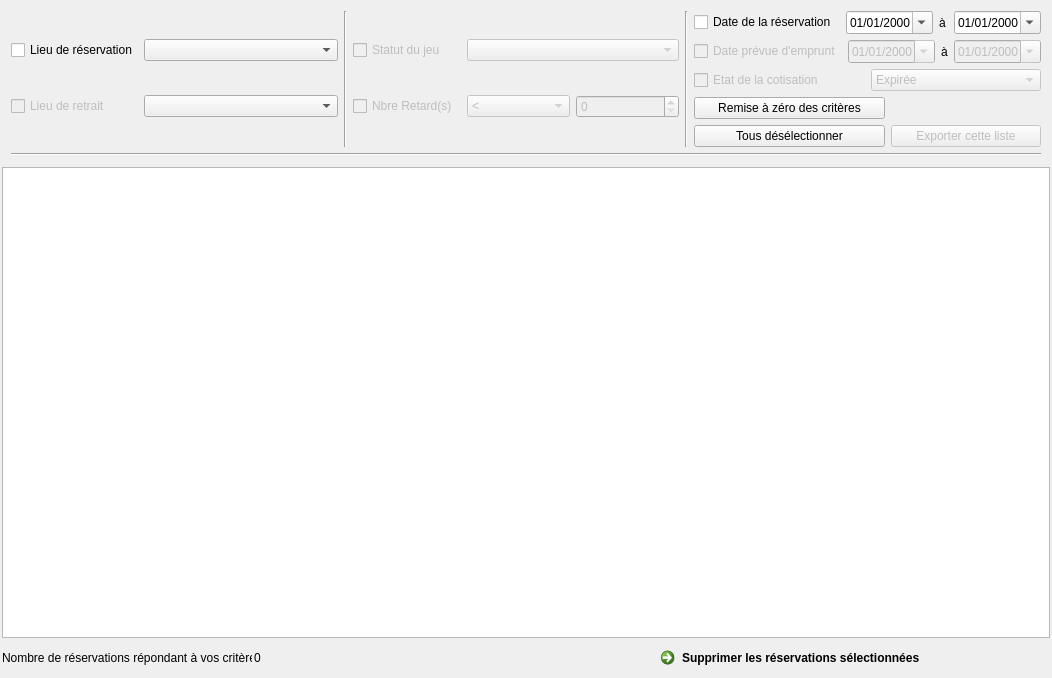
Qt form f_listereservations.ui (nivhg/ludopen) before a commit.
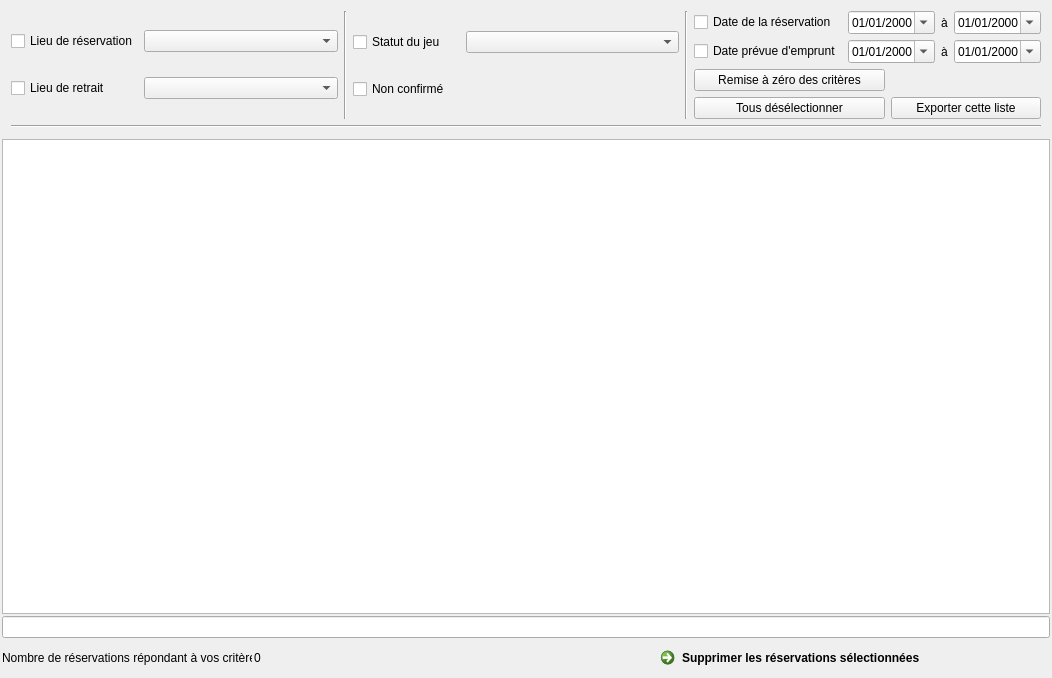
The same form after that commit. Icons and pictures are not drawn.

```diff
--- a/f_listereservations.ui
+++ b/f_listereservations.ui
@@ -55,7 +55,7 @@
         <item row="1" column="0">
          <widget class="QCheckBox" name="ChBx_LieuxDeRetrait">
           <property name="enabled">
-           <bool>false</bool>
+           <bool>true</bool>
           </property>
           <property name="text">
            <string>Lieu de retrait</string>
@@ -79,66 +79,24 @@
         <item row="0" column="0">
          <widget class="QCheckBox" name="ChBx_StatutJeu">
           <property name="enabled">
-           <bool>false</bool>
+           <bool>true</bool>
           </property>
           <property name="text">
            <string>Statut du jeu</string>
           </property>
          </widget>
         </item>
-        <item row="1" column="2">
-         <widget class="QSpinBox" name="SBx_NbreRetard">
-          <property name="enabled">
-           <bool>false</bool>
-          </property>
-         </widget>
-        </item>
-        <item row="1" column="1">
-         <widget class="QComboBox" name="CBx_Retards">
-          <property name="enabled">
-           <bool>false</bool>
-          </property>
-          <item>
-           <property name="text">
-            <string>&lt;</string>
-           </property>
-          </item>
-          <item>
-           <property name="text">
-            <string>&gt;</string>
-           </property>
-          </item>
-          <item>
-           <property name="text">
-            <string>=</string>
-           </property>
-          </item>
-          <item>
-           <property name="text">
-            <string>&lt;=</string>
-           </property>
-          </item>
-          <item>
-           <property name="text">
-            <string>&gt;=</string>
-           </property>
-          </item>
-         </widget>
-        </item>
-        <item row="1" column="0">
-         <widget class="QCheckBox" name="ChBx_NbreRetard">
-          <property name="enabled">
-           <bool>false</bool>
-          </property>
-          <property name="text">
-           <string>Nbre Retard(s) </string>
-          </property>
-         </widget>
-        </item>
         <item row="0" column="1" colspan="2">
          <widget class="QComboBox" name="CBx_StatutJeu">
           <property name="enabled">
-           <bool>false</bool>
+           <bool>true</bool>
+          </property>
+         </widget>
+        </item>
+        <item row="1" column="0" colspan="3">
+         <widget class="QCheckBox" name="ChBx_NonConfirme">
+          <property name="text">
+           <string>Non confirmé</string>
           </property>
          </widget>
         </item>
@@ -147,32 +105,32 @@
       <item row="0" column="4">
        <layout class="QGridLayout" name="GLay">
         <item row="0" column="0" colspan="2">
-         <layout class="QHBoxLayout" name="HLay4">
-          <item>
+         <layout class="QGridLayout" name="gridLayout_2">
+          <item row="0" column="0">
            <widget class="QCheckBox" name="ChBx_DateReservation">
             <property name="text">
              <string>Date de la réservation </string>
             </property>
            </widget>
           </item>
-          <item>
-           <widget class="QDateEdit" name="DtE_DateResa_Debut">
-            <property name="displayFormat">
-             <string>dd/MM/yyyy</string>
-            </property>
-            <property name="calendarPopup">
-             <bool>true</bool>
-            </property>
-           </widget>
-          </item>
-          <item>
+          <item row="0" column="2">
            <widget class="QLabel" name="Lb_DateInscription">
             <property name="text">
              <string>à</string>
             </property>
            </widget>
           </item>
-          <item>
+          <item row="0" column="1">
+           <widget class="QDateEdit" name="DtE_DateResa_Debut">
+            <property name="displayFormat">
+             <string>dd/MM/yyyy</string>
+            </property>
+            <property name="calendarPopup">
+             <bool>true</bool>
+            </property>
+           </widget>
+          </item>
+          <item row="0" column="3">
            <widget class="QDateEdit" name="DtE_DateResa_Fin">
             <property name="displayFormat">
              <string>dd/MM/yyyy</string>
@@ -182,24 +140,20 @@
             </property>
            </widget>
           </item>
-         </layout>
-        </item>
-        <item row="1" column="0" colspan="2">
-         <layout class="QHBoxLayout" name="HLay2">
-          <item>
+          <item row="1" column="0">
            <widget class="QCheckBox" name="ChBx_DateEmpruntPrevue">
             <property name="enabled">
-             <bool>false</bool>
+             <bool>true</bool>
             </property>
             <property name="text">
              <string>Date prévue d'emprunt</string>
             </property>
            </widget>
           </item>
-          <item>
+          <item row="1" column="1">
            <widget class="QDateEdit" name="DtE_DateEmpruntPrevue_Debut">
             <property name="enabled">
-             <bool>false</bool>
+             <bool>true</bool>
             </property>
             <property name="displayFormat">
              <string>dd/MM/yyyy</string>
@@ -209,17 +163,17 @@
             </property>
            </widget>
           </item>
-          <item>
+          <item row="1" column="2">
            <widget class="QLabel" name="Lb_DateNaissance">
             <property name="text">
              <string>à</string>
             </property>
            </widget>
           </item>
-          <item>
+          <item row="1" column="3">
            <widget class="QDateEdit" name="DtE_DateEmpruntPrevue_Fin">
             <property name="enabled">
-             <bool>false</bool>
+             <bool>true</bool>
             </property>
             <property name="displayFormat">
              <string>dd/MM/yyyy</string>
@@ -231,43 +185,7 @@
           </item>
          </layout>
         </item>
-        <item row="2" column="0" colspan="2">
-         <layout class="QHBoxLayout" name="HLay3">
-          <item>
-           <widget class="QCheckBox" name="ChBx_Cotisation">
-            <property name="enabled">
-             <bool>false</bool>
-            </property>
-            <property name="text">
-             <string>Etat de la cotisation      </string>
-            </property>
-           </widget>
-          </item>
-          <item>
-           <widget class="QComboBox" name="CBx_Cotisation">
-            <property name="enabled">
-             <bool>false</bool>
-            </property>
-            <item>
-             <property name="text">
-              <string>Expirée</string>
-             </property>
-            </item>
-            <item>
-             <property name="text">
-              <string>Expire dans 2 semaine</string>
-             </property>
-            </item>
-            <item>
-             <property name="text">
-              <string>Expire dans un mois</string>
-             </property>
-            </item>
-           </widget>
-          </item>
-         </layout>
-        </item>
-        <item row="4" column="0">
+        <item row="2" column="0">
          <layout class="QHBoxLayout" name="HLay">
           <item>
            <widget class="QPushButton" name="Bt_Deselection">
@@ -285,7 +203,7 @@
           </item>
          </layout>
         </item>
-        <item row="3" column="0">
+        <item row="1" column="0">
          <widget class="QPushButton" name="Bt_RAZ">
           <property name="enabled">
            <bool>true</bool>
@@ -299,10 +217,10 @@
           </property>
          </widget>
         </item>
-        <item row="4" column="1">
+        <item row="2" column="1">
          <widget class="QPushButton" name="Bt_Exporter">
           <property name="enabled">
-           <bool>false</bool>
+           <bool>true</bool>
           </property>
           <property name="maximumSize">
            <size>
@@ -345,7 +263,7 @@
      </layout>
     </widget>
    </item>
-   <item row="3" column="2">
+   <item row="4" column="2">
     <widget class="QCommandLinkButton" name="Bt_SupprimerListe">
      <property name="text">
       <string>Supprimer les réservations sélectionnées</string>
@@ -356,32 +274,6 @@
      </property>
     </widget>
    </item>
-   <item row="3" column="1">
-    <widget class="QLabel" name="Lb_Resultat">
-     <property name="text">
-      <string>0</string>
-     </property>
-    </widget>
-   </item>
-   <item row="3" column="0">
-    <widget class="QLabel" name="Lb_NombreResultat">
-     <property name="minimumSize">
-      <size>
-       <width>250</width>
-       <height>0</height>
-      </size>
-     </property>
-     <property name="maximumSize">
-      <size>
-       <width>130</width>
-       <height>16777215</height>
-      </size>
-     </property>
-     <property name="text">
-      <string>Nombre de réservations répondant à vos critères :</string>
-     </property>
-    </widget>
-   </item>
    <item row="2" column="0" colspan="3">
     <widget class="QTableView" name="TbW_ListeReservations">
      <property name="minimumSize">
@@ -410,6 +302,35 @@
      </attribute>
     </widget>
    </item>
+   <item row="4" column="1">
+    <widget class="QLabel" name="Lb_Resultat">
+     <property name="text">
+      <string>0</string>
+     </property>
+    </widget>
+   </item>
+   <item row="4" column="0">
+    <widget class="QLabel" name="Lb_NombreResultat">
+     <property name="minimumSize">
+      <size>
+       <width>250</width>
+       <height>0</height>
+      </size>
+     </property>
+     <property name="maximumSize">
+      <size>
+       <width>130</width>
+       <height>16777215</height>
+      </size>
+     </property>
+     <property name="text">
+      <string>Nombre de réservations répondant à vos critères :</string>
+     </property>
+    </widget>
+   </item>
+   <item row="3" column="0" colspan="3">
+    <widget class="QLineEdit" name="Le_SQL"/>
+   </item>
   </layout>
  </widget>
  <resources>
```
